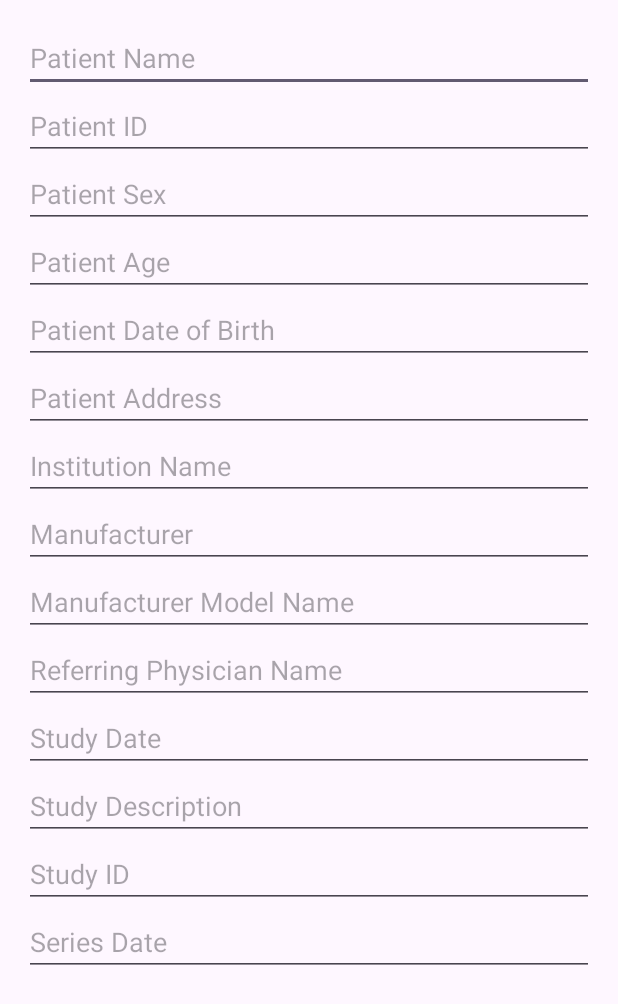
After one commit to begzodsuyunov/FastCameraMultiframeDicomConverterAndViewerPythonVersion, an Android app: the layout dialog_patient_info.xml on its own in the app's theme, with its tools: preview values and no code run, on a phone screen of 412 x 824 dp. The commit adds this screen. Shown: the top 1004 px of the screen. Run offline under Robolectric (Android 15) with nearby library versions, the phone set to English and light mode, and no system bars.

Commit message:
update patient info added

```diff
--- a/app/build.gradle
+++ b/app/build.gradle
@@ -8,7 +8,7 @@ android {
     compileSdk 33
 
     defaultConfig {
-        applicationId "com.example.tiny_yolo"
+        applicationId "com.example.dicommiruproject"
 
         python{
             pip{
--- /dev/null
+++ b/app/src/main/res/layout/dialog_patient_info.xml
@@ -0,0 +1,98 @@
+<?xml version="1.0" encoding="utf-8"?>
+<ScrollView
+    xmlns:android="http://schemas.android.com/apk/res/android"
+    android:layout_width="match_parent"
+    android:layout_height="match_parent">
+
+    <LinearLayout
+        android:layout_width="match_parent"
+        android:layout_height="wrap_content"
+        android:orientation="vertical"
+        android:padding="16dp">
+
+        <EditText
+            android:id="@+id/editTextPatientName"
+            android:layout_width="match_parent"
+            android:layout_height="wrap_content"
+            android:hint="Patient Name"/>
+
+        <EditText
+            android:id="@+id/editTextPatientId"
+            android:layout_width="match_parent"
+            android:layout_height="wrap_content"
+            android:hint="Patient ID"/>
+
+        <EditText
+            android:id="@+id/editTextPatientSex"
+            android:layout_width="match_parent"
+            android:layout_height="wrap_content"
+            android:hint="Patient Sex"/>
+
+        <EditText
+            android:id="@+id/editTextPatientAge"
+            android:layout_width="match_parent"
+            android:layout_height="wrap_content"
+            android:hint="Patient Age"/>
+
+        <EditText
+            android:id="@+id/editTextPatientDob"
+            android:layout_width="match_parent"
+            android:layout_height="wrap_content"
+            android:hint="Patient Date of Birth"/>
+
+        <EditText
+            android:id="@+id/editTextPatientAddress"
+            android:layout_width="match_parent"
+            android:layout_height="wrap_content"
+            android:hint="Patient Address"/>
+
+        <EditText
+            android:id="@+id/editTextInstitutionName"
+            android:layout_width="match_parent"
+            android:layout_height="wrap_content"
+            android:hint="Institution Name"/>
+
+        <EditText
+            android:id="@+id/editTextManufacturer"
+            android:layout_width="match_parent"
+            android:layout_height="wrap_content"
+            android:hint="Manufacturer"/>
+
+        <EditText
+            android:id="@+id/editTextManufacturerModelName"
+            android:layout_width="match_parent"
+            android:layout_height="wrap_content"
+            android:hint="Manufacturer Model Name"/>
+
+        <EditText
+            android:id="@+id/editTextReferringPhysicianName"
+            android:layout_width="match_parent"
+            android:layout_height="wrap_content"
+            android:hint="Referring Physician Name"/>
+
+        <EditText
+            android:id="@+id/editTextStudyDate"
+            android:layout_width="match_parent"
+            android:layout_height="wrap_content"
+            android:hint="Study Date"/>
+
+        <EditText
+            android:id="@+id/editTextStudyDescription"
+            android:layout_width="match_parent"
+            android:layout_height="wrap_content"
+            android:hint="Study Description"/>
+
+        <EditText
+            android:id="@+id/editTextStudyID"
+            android:layout_width="match_parent"
+            android:layout_height="wrap_content"
+            android:hint="Study ID"/>
+
+        <EditText
+            android:id="@+id/editTextSeriesDate"
+            android:layout_width="match_parent"
+            android:layout_height="wrap_content"
+            android:hint="Series Date"/>
+
+    </LinearLayout>
+</ScrollView>
```
Also changed, not shown: app/src/main/java/com/example/dicommiruproject/CameraActivity.java (+102 -96 lines), 1 other file.
